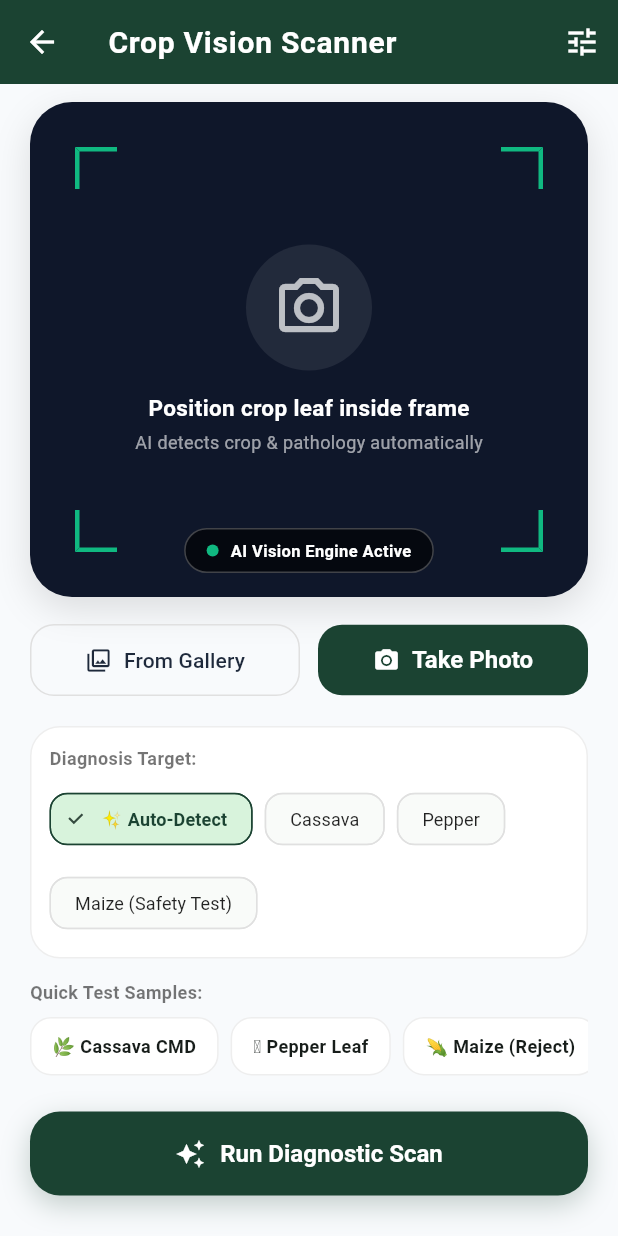
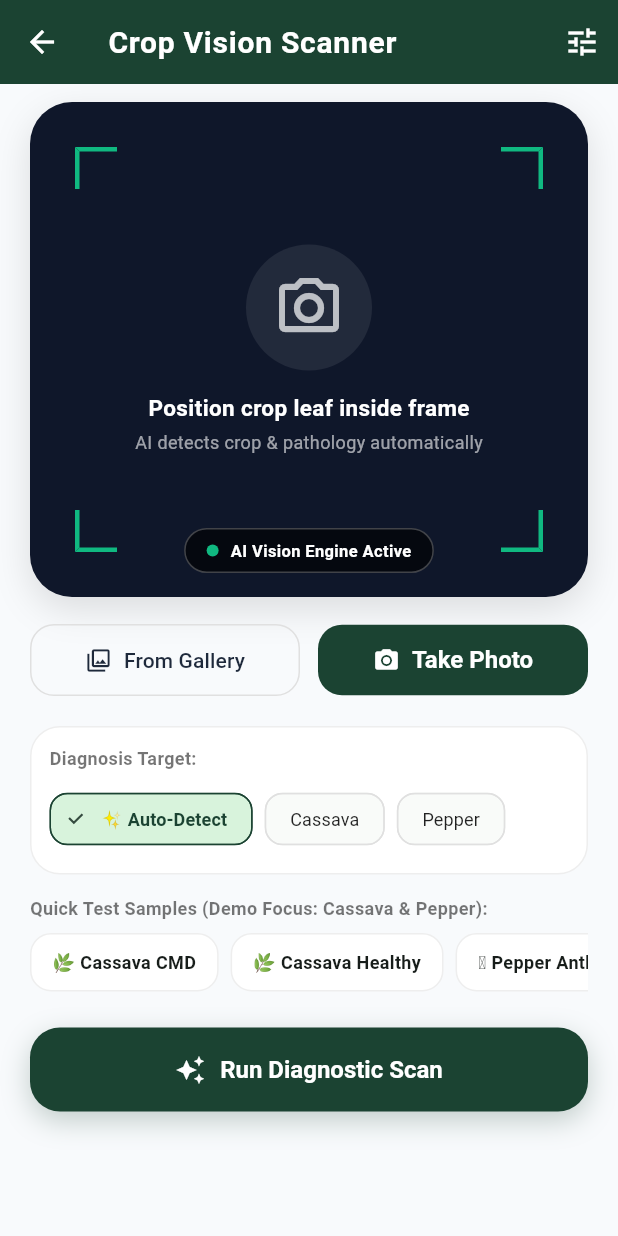
Before and after one commit to AgTechG9/PLANT, a Flutter app: the ScanScreen screen opened directly, on a phone screen of 412 x 824 dp. Run offline on Flutter 3.47's test engine with Material 3 defaults, Android fonts, the phone set to English and light mode, and no system bars; our stand-ins replace image_picker, shared_preferences; accounts and stored records are empty.

Commit message:
feat(ai): streamline vision engine & scanner strictly to Cassava and Pepper demo focus

```diff
--- a/apps/mobile/lib/screens/scan_screen.dart
+++ b/apps/mobile/lib/screens/scan_screen.dart
@@ -30,7 +30,7 @@ class _ScanScreenState extends State<ScanScreen> {
   bool _simulateBlurry = false;
   double _simulatedConfidence = 0.88;
 
-  final List<String> _crops = ['AUTO', 'Cassava', 'Pepper', 'Maize'];
+  final List<String> _crops = ['AUTO', 'Cassava', 'Pepper'];
 
   Future<void> _pickImage(ImageSource source) async {
     try {
@@ -386,11 +386,7 @@ class _ScanScreenState extends State<ScanScreen> {
                       runSpacing: 8,
                       children: _crops.map((c) {
                         final isSelected = _selectedCrop == c;
-                        String label = c == 'AUTO'
-                            ? '✨ Auto-Detect'
-                            : c == 'Maize'
-                                ? 'Maize (Safety Test)'
-                                : c;
+                        String label = c == 'AUTO' ? '✨ Auto-Detect' : c;
                         return ChoiceChip(
                           label: Text(label, style: TextStyle(fontSize: 12, fontWeight: isSelected ? FontWeight.bold : FontWeight.normal)),
                           selected: isSelected,
@@ -410,13 +406,13 @@ class _ScanScreenState extends State<ScanScreen> {
             ),
             const SizedBox(height: 14),
 
-            // Clean Pitch Sample Cards
+            // Clean Pitch Sample Cards (Cassava & Pepper Focus)
             Padding(
               padding: const EdgeInsets.symmetric(horizontal: 20),
               child: Column(
                 crossAxisAlignment: CrossAxisAlignment.start,
                 children: [
-                  const Text('Quick Test Samples:', style: TextStyle(fontSize: 12, fontWeight: FontWeight.bold, color: Colors.black54)),
+                  const Text('Quick Test Samples (Demo Focus: Cassava & Pepper):', style: TextStyle(fontSize: 12, fontWeight: FontWeight.bold, color: Colors.black54)),
                   const SizedBox(height: 8),
                   SingleChildScrollView(
                     scrollDirection: Axis.horizontal,
@@ -424,11 +420,13 @@ class _ScanScreenState extends State<ScanScreen> {
                       children: [
                         _buildSamplePill('🌿 Cassava CMD', 'Cassava', 0.92, false, 'https://images.unsplash.com/photo-1599818816942-e1c251d1847e?auto=format&fit=crop&w=600&q=80'),
                         const SizedBox(width: 8),
-                        _buildSamplePill('🫑 Pepper Leaf', 'Pepper', 0.88, false, 'https://images.unsplash.com/photo-1592417817098-8f3d6910985c?auto=format&fit=crop&w=600&q=80'),
+                        _buildSamplePill('🌿 Cassava Healthy', 'Cassava', 0.95, false, 'https://images.unsplash.com/photo-1599818816942-e1c251d1847e?auto=format&fit=crop&w=600&q=80'),
                         const SizedBox(width: 8),
-                        _buildSamplePill('🌽 Maize (Reject)', 'Maize', 0.10, false, 'https://images.unsplash.com/photo-1551754655-cd27e38d2076?auto=format&fit=crop&w=600&q=80'),
+                        _buildSamplePill('🫑 Pepper Anthracnose', 'Pepper', 0.91, false, 'https://images.unsplash.com/photo-1592417817098-8f3d6910985c?auto=format&fit=crop&w=600&q=80'),
                         const SizedBox(width: 8),
-                        _buildSamplePill('🌫️ Blurry (Escalate)', 'Cassava', 0.35, true, 'https://images.unsplash.com/photo-1597848212624-a19eb35e2651?auto=format&fit=crop&w=600&q=80'),
+                        _buildSamplePill('🫑 Pepper Healthy', 'Pepper', 0.94, false, 'https://images.unsplash.com/photo-1592417817098-8f3d6910985c?auto=format&fit=crop&w=600&q=80'),
+                        const SizedBox(width: 8),
+                        _buildSamplePill('🌫️ Blurry Leaf (Rule SCAN-04)', 'Cassava', 0.35, true, 'https://images.unsplash.com/photo-1597848212624-a19eb35e2651?auto=format&fit=crop&w=600&q=80'),
                       ],
                     ),
                   ),
```
Also changed, not shown: 1 other file.
